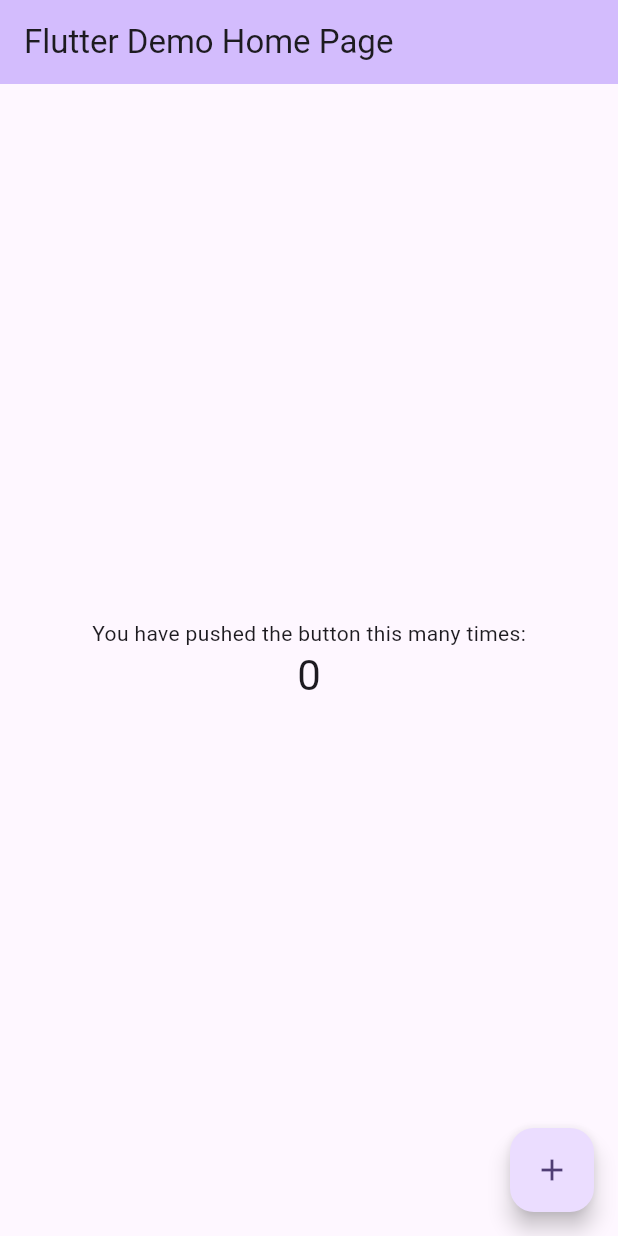
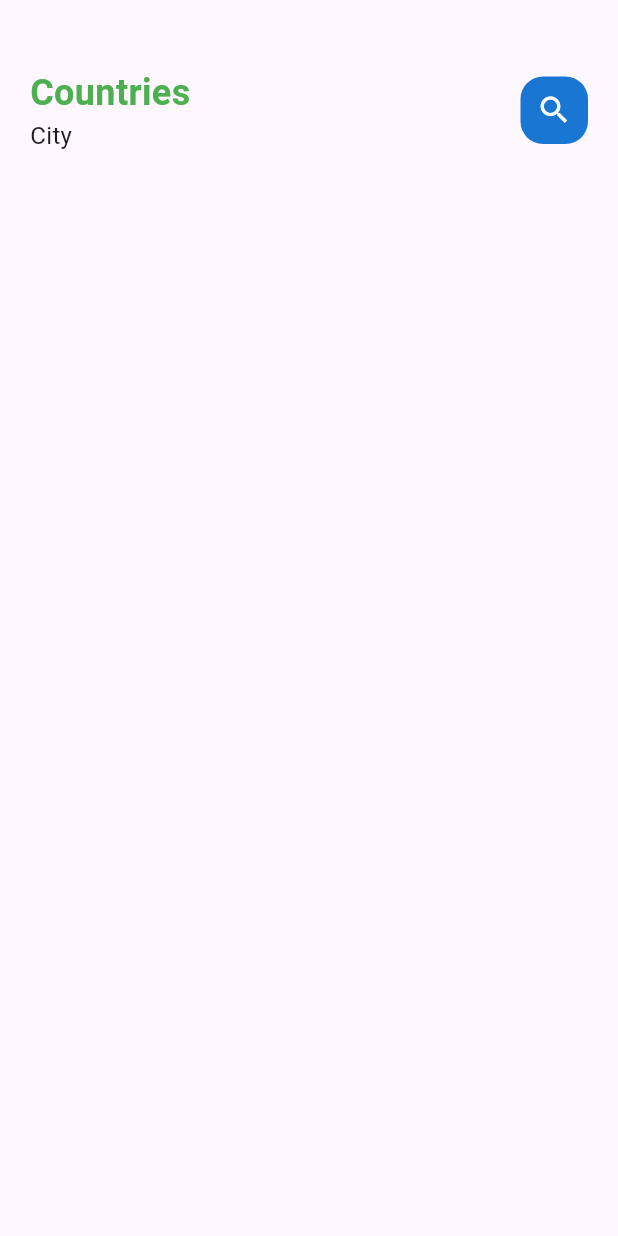
Before and after one commit to anhquantr123/food_delivery, a Flutter app: the screen it shows after launch, on a phone screen of 412 x 824 dp. Run offline on Flutter 3.47's test engine with Material 3 defaults, Android fonts, the phone set to English and light mode, and no system bars.

Commit message:
commit main app

```diff
--- a/lib/main.dart
+++ b/lib/main.dart
@@ -1,4 +1,5 @@
 import 'package:flutter/material.dart';
+import 'package:food_delivery/screens/home_screen.dart';
 
 void main() {
   runApp(const MyApp());
@@ -11,115 +12,13 @@ class MyApp extends StatelessWidget {
   @override
   Widget build(BuildContext context) {
     return MaterialApp(
-      title: 'Flutter Demo',
+      title: 'Food Delivery',
+      debugShowCheckedModeBanner: false,
       theme: ThemeData(
-        // This is the theme of your application.
-        //
-        // TRY THIS: Try running your application with "flutter run". You'll see
-        // the application has a purple toolbar. Then, without quitting the app,
-        // try changing the seedColor in the colorScheme below to Colors.green
-        // and then invoke "hot reload" (save your changes or press the "hot
-        // reload" button in a Flutter-supported IDE, or press "r" if you used
-        // the command line to start the app).
-        //
-        // Notice that the counter didn't reset back to zero; the application
-        // state is not lost during the reload. To reset the state, use hot
-        // restart instead.
-        //
-        // This works for code too, not just values: Most code changes can be
-        // tested with just a hot reload.
         colorScheme: ColorScheme.fromSeed(seedColor: Colors.deepPurple),
         useMaterial3: true,
       ),
-      home: const MyHomePage(title: 'Flutter Demo Home Page'),
+      home: const HomeScreen(),
     );
   }
 }
-
-class MyHomePage extends StatefulWidget {
-  const MyHomePage({super.key, required this.title});
-
-  // This widget is the home page of your application. It is stateful, meaning
-  // that it has a State object (defined below) that contains fields that affect
-  // how it looks.
-
-  // This class is the configuration for the state. It holds the values (in this
-  // case the title) provided by the parent (in this case the App widget) and
-  // used by the build method of the State. Fields in a Widget subclass are
-  // always marked "final".
-
-  final String title;
-
-  @override
-  State<MyHomePage> createState() => _MyHomePageState();
-}
-
-class _MyHomePageState extends State<MyHomePage> {
-  int _counter = 0;
-
-  void _incrementCounter() {
-    setState(() {
-      // This call to setState tells the Flutter framework that something has
-      // changed in this State, which causes it to rerun the build method below
-      // so that the display can reflect the updated values. If we changed
-      // _counter without calling setState(), then the build method would not be
-      // called again, and so nothing would appear to happen.
-      _counter++;
-    });
-  }
-
-  @override
-  Widget build(BuildContext context) {
-    // This method is rerun every time setState is called, for instance as done
-    // by the _incrementCounter method above.
-    //
-    // The Flutter framework has been optimized to make rerunning build methods
-    // fast, so that you can just rebuild anything that needs updating rather
-    // than having to individually change instances of widgets.
-    return Scaffold(
-      appBar: AppBar(
-        // TRY THIS: Try changing the color here to a specific color (to
-        // Colors.amber, perhaps?) and trigger a hot reload to see the AppBar
-        // change color while the other colors stay the same.
-        backgroundColor: Theme.of(context).colorScheme.inversePrimary,
-        // Here we take the value from the MyHomePage object that was created by
-        // the App.build method, and use it to set our appbar title.
-        title: Text(widget.title),
-      ),
-      body: Center(
-        // Center is a layout widget. It takes a single child and positions it
-        // in the middle of the parent.
-        child: Column(
-          // Column is also a layout widget. It takes a list of children and
-          // arranges them vertically. By default, it sizes itself to fit its
-          // children horizontally, and tries to be as tall as its parent.
-          //
-          // Column has various properties to control how it sizes itself and
-          // how it positions its children. Here we use mainAxisAlignment to
-          // center the children vertically; the main axis here is the vertical
-          // axis because Columns are vertical (the cross axis would be
-          // horizontal).
-          //
-          // TRY THIS: Invoke "debug painting" (choose the "Toggle Debug Paint"
-          // action in the IDE, or press "p" in the console), to see the
-          // wireframe for each widget.
-          mainAxisAlignment: MainAxisAlignment.center,
-          children: <Widget>[
-            const Text(
-              'You have pushed the button this many times:',
-            ),
-            Text(
-              '$_counter',
-              style: Theme.of(context).textTheme.headlineMedium,
-            ),
-          ],
-        ),
-      ),
-      floatingActionButton: FloatingActionButton(
-        onPressed: _incrementCounter,
-        tooltip: 'Increment',
-        child: const Icon(Icons.add),
-      ), // This trailing comma makes auto-formatting nicer for build methods.
-    );
-  }
-}
--- /dev/null
+++ b/lib/screens/home_screen.dart
@@ -0,0 +1,56 @@
+import 'package:flutter/material.dart';
+
+class HomeScreen extends StatefulWidget {
+  const HomeScreen({super.key});
+
+  @override
+  State<HomeScreen> createState() => _HomeScreenState();
+}
+
+class _HomeScreenState extends State<HomeScreen> {
+  @override
+  Widget build(BuildContext context) {
+    return Scaffold(
+        body: Column(
+
+            // create app  bar
+            children: [
+          Container(
+            margin: const EdgeInsets.only(top: 45, bottom: 15),
+            padding: const EdgeInsets.symmetric(horizontal: 20),
+            child: Row(
+              mainAxisAlignment: MainAxisAlignment.spaceBetween,
+              children: [
+                const Column(
+                  crossAxisAlignment: CrossAxisAlignment.start,
+                  children: [
+                    Text(
+                      "Countries",
+                      style: TextStyle(
+                          fontSize: 24,
+                          color: Colors.green,
+                          fontWeight: FontWeight.bold),
+                    ),
+                    Text(
+                      "City",
+                      style: TextStyle(fontSize: 16),
+                    )
+                  ],
+                ),
+                Container(
+                  height: 45,
+                  width: 45,
+                  decoration: BoxDecoration(
+                      borderRadius: BorderRadius.circular(15),
+                      color: Colors.blue.shade700),
+                  child: const Icon(
+                    Icons.search,
+                    color: Colors.white,
+                  ),
+                )
+              ],
+            ),
+          )
+        ]));
+  }
+}
--- /dev/null
+++ b/lib/screens/screens.dart
@@ -0,0 +1 @@
+export 'home_screen.dart';
--- a/pubspec.yaml
+++ b/pubspec.yaml
@@ -59,8 +59,8 @@ flutter:
   uses-material-design: true
 
   # To add assets to your application, add an assets section, like this:
-  # assets:
-  #   - images/a_dot_burr.jpeg
+  assets:
+    - assets/images/
   #   - images/a_dot_ham.jpeg
 
   # An image asset can refer to one or more resolution-specific "variants", see
```
